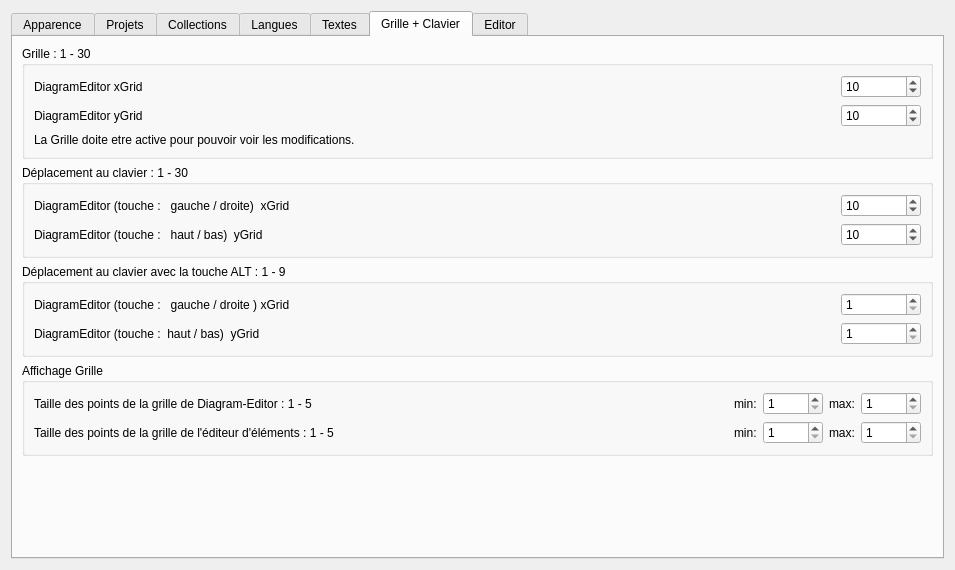
Before: the Qt Designer form sources/ui/configpage/generalconfigurationpage.ui in qelectrotech/qelectrotech-source-mirror, drawn with Qt 5.
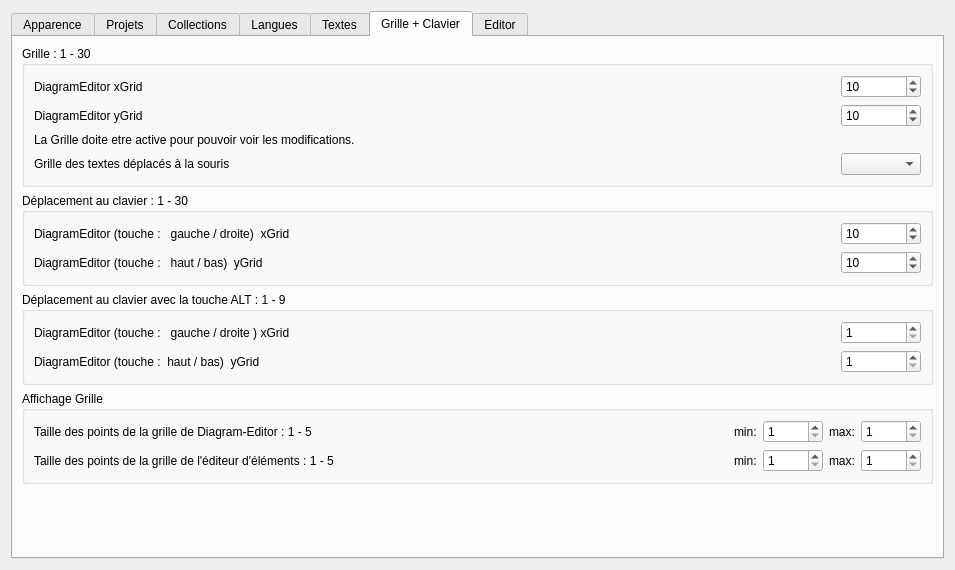
After: the same form once the commit is applied. The open tabs and pages were chosen to show the change. Custom widgets are drawn as their Qt base class.

Commit message: Share the text grid choices; add a preference, a status hint and a unit test

```diff
--- a/sources/ui/configpage/generalconfigurationpage.ui
+++ b/sources/ui/configpage/generalconfigurationpage.ui
@@ -784,6 +784,26 @@
             </property>
            </spacer>
           </item>
+          <item row="3" column="0">
+           <widget class="QLabel" name="Label_Diagram_textGrid">
+            <property name="text">
+             <string>Grille des textes déplacés à la souris</string>
+            </property>
+            <property name="toolTip">
+             <string>Fraction de la grille des folios. Maintenir Ctrl pendant le déplacement pour placer librement.</string>
+            </property>
+           </widget>
+          </item>
+          <item row="3" column="2">
+           <widget class="QComboBox" name="DiagramEditor_textGrid_cb">
+            <property name="minimumSize">
+             <size>
+              <width>80</width>
+              <height>0</height>
+             </size>
+            </property>
+           </widget>
+          </item>
          </layout>
         </widget>
        </item>
```
The commit also changes 11 other files.
